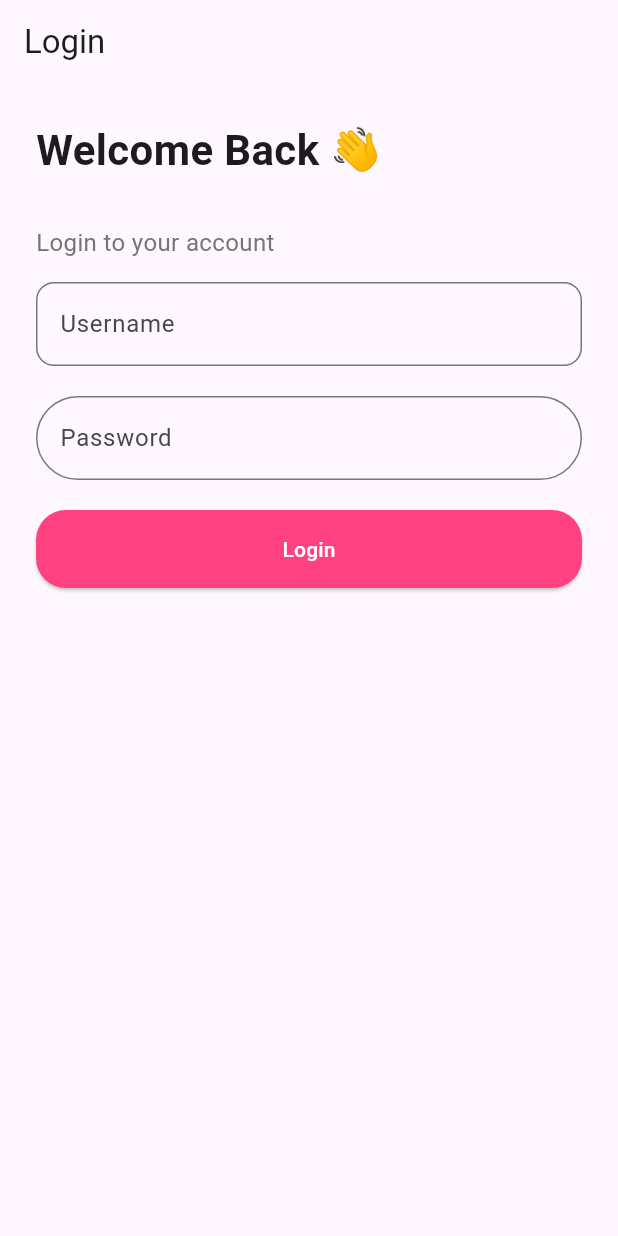
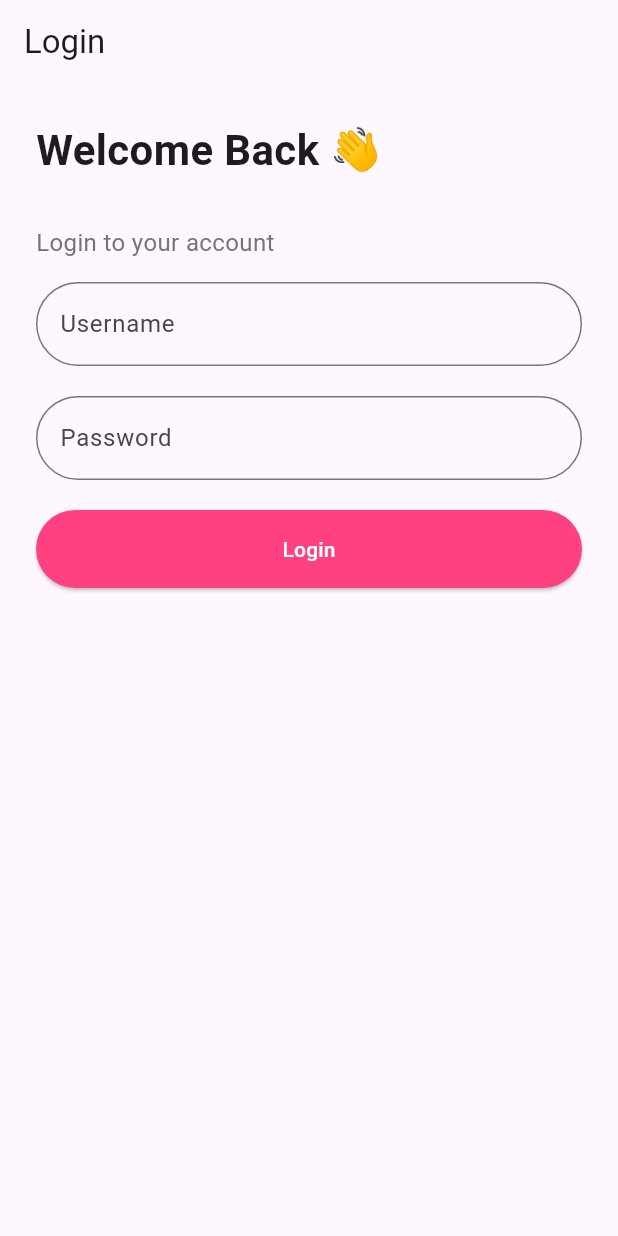
Before and after one commit to MohamedMostafa1997/Ecommerce-App, a Flutter app: the screen it shows after launch, on a phone screen of 412 x 824 dp. Run offline on Flutter 3.47's test engine with Material 3 defaults, Android fonts, the phone set to English and light mode, and no system bars; our stand-ins replace floor, get, shared_preferences, sqflite; accounts and stored records are empty; generated files the repository leaves out were written again.

Commit message:
perfom login screen UI

```diff
--- a/lib/features/login/login_screen.dart
+++ b/lib/features/login/login_screen.dart
@@ -38,7 +38,7 @@ class _LoginScreenState extends State<LoginScreen> {
               decoration: InputDecoration(
                 labelText: "Username",
                 border: OutlineInputBorder(
-                  borderRadius: BorderRadius.circular(12),
+                  borderRadius: BorderRadius.circular(30),
                 ),
               ),
             ),
@@ -88,7 +88,7 @@ class _LoginScreenState extends State<LoginScreen> {
                             backgroundColor: Colors.pinkAccent,
                             padding: EdgeInsets.symmetric(vertical: 16),
                             shape: RoundedRectangleBorder(
-                              borderRadius: BorderRadius.circular(20),
+                              borderRadius: BorderRadius.circular(30),
                             ),
                           ),
                           child: Text(
```
Also changed, not shown: lib/main.dart (+11 -19 lines).
